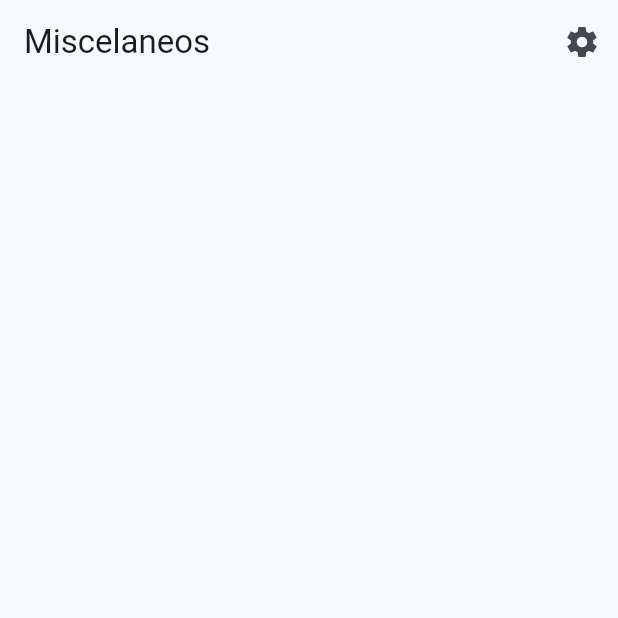
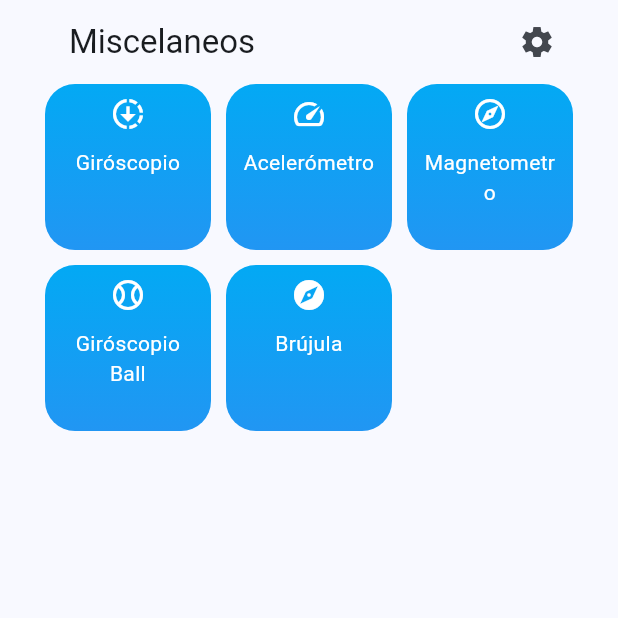
Before and after one commit to EzequielPasillasGonzalez/flutter_permissions, a Flutter app: the screen it shows after launch, on a phone screen of 412 x 824 dp, the top half of it. Run offline on Flutter 3.47's test engine with Material 3 defaults, Android fonts, the phone set to English and light mode, and no system bars; our stand-ins replace equatable, flutter_bloc, go_router, google_fonts, permission_handler.

Commit message:
feat: Agrega nuevas pantallas para sensores y actualiza el menú principal

```diff
--- a/lib/config/router/app_router.dart
+++ b/lib/config/router/app_router.dart
@@ -8,5 +8,30 @@ final router = GoRouter(
       path: '/permissions',
       builder: (context, state) => const PermissionsScreen(),
     ),
+
+    GoRoute(
+      path: '/gyroscope',
+      builder: (context, state) => const GyroscopeScreen(),
+    ),
+
+    GoRoute(
+      path: '/accelerometer',
+      builder: (context, state) => const AccelerometerScreen(),
+    ),
+
+    GoRoute(
+      path: '/magnetometer',
+      builder: (context, state) => const MagnetometerScreen(),
+    ),
+
+    GoRoute(
+      path: '/gyroscope-ball',
+      builder: (context, state) => const GyroscopeBallScreen(),
+    ),
+
+    GoRoute(
+      path: '/compass',
+      builder: (context, state) => const CompassScreen(),
+    ),
   ],
 );
--- a/lib/presentation/screens/home/home_screen.dart
+++ b/lib/presentation/screens/home/home_screen.dart
@@ -1,5 +1,6 @@
 import 'package:flutter/material.dart';
 import 'package:go_router/go_router.dart';
+import 'package:reforzamiento/presentation/widgets/widgets.dart';
 
 class HomeScreen extends StatelessWidget {
   const HomeScreen({super.key});
@@ -7,17 +8,23 @@ class HomeScreen extends StatelessWidget {
   @override
   Widget build(BuildContext context) {
     return Scaffold(
-      appBar: AppBar(
+      body: Padding(
+        padding: const EdgeInsets.symmetric(horizontal: 30),
+        child: CustomScrollView(
+          slivers: [
+            SliverAppBar(
               title: const Text('Miscelaneos'),
               actions: [
                 IconButton(
-            onPressed: () {
-              context.go('/permissions');
-            },
+                  onPressed: () => context.push('/permissions'),
                   icon: Icon(Icons.settings_sharp),
                 ),
               ],
             ),
+            const MainMenu(),
+          ],
+        ),
+      ),
     );
   }
 }
--- a/lib/presentation/screens/screens.dart
+++ b/lib/presentation/screens/screens.dart
@@ -1,3 +1,7 @@
-
 export 'home/home_screen.dart';
 export 'permissions/permissions_screen.dart';
+export 'sensors/accelerometer_screen.dart';
+export 'sensors/compass_screen.dart';
+export 'sensors/gyroscope_ball_screen.dart';
+export 'sensors/gyroscope_screen.dart';
+export 'sensors/magnetometer_screen.dart';
--- /dev/null
+++ b/lib/presentation/widgets/main_menu.dart
@@ -0,0 +1,87 @@
+import 'package:flutter/material.dart';
+import 'package:go_router/go_router.dart';
+
+class MenuItem {
+  final String title;
+  final IconData icon;
+  final String route;
+
+  MenuItem(this.title, this.icon, this.route);
+}
+
+final menuItems = <MenuItem>[
+  MenuItem('Giróscopio', Icons.downloading, '/gyroscope'),
+  MenuItem('Acelerómetro', Icons.speed, '/accelerometer'),
+  MenuItem('Magnetometro', Icons.explore_outlined, '/magnetometer'),
+  MenuItem(
+    'Giróscopio Ball',
+    Icons.sports_baseball_outlined,
+    '/gyroscope-ball',
+  ),
+  MenuItem('Brújula', Icons.explore, '/compass'),
+];
+
+class MainMenu extends StatelessWidget {
+  const MainMenu({super.key});
+
+  @override
+  Widget build(BuildContext context) {
+    return SliverGrid.count(
+      crossAxisCount: 3,
+      crossAxisSpacing: 10,
+      mainAxisSpacing: 10,
+      children: menuItems
+          .map(
+            (item) => HomeMenuItem(
+              title: item.title,
+              icon: item.icon,
+              route: item.route,
+            ),
+          )
+          .toList(),
+    );
+  }
+}
+
+class HomeMenuItem extends StatelessWidget {
+  final String title;
+  final IconData icon;
+  final String route;
+  final List<Color> bgColors;
+  const HomeMenuItem({
+    super.key,
+    required this.title,
+    required this.icon,
+    required this.route,
+    this.bgColors = const [Colors.lightBlue, Colors.blue],
+  });
+
+  @override
+  Widget build(BuildContext context) {
+    return GestureDetector(
+      onTap: () => context.push(route),
+      child: Container(
+        padding: const EdgeInsets.all(8),
+        decoration: BoxDecoration(
+          borderRadius: BorderRadius.circular(20),
+          gradient: LinearGradient(
+            colors: bgColors,
+            begin: AlignmentGeometry.topCenter,
+            end: AlignmentGeometry.bottomCenter,
+          ),
+        ),
+        child: Column(
+          spacing: 10,
+          children: [
+            Icon(icon, color: Colors.white),
+            Text(
+              title,
+              textAlign: TextAlign.center,
+              style: const TextStyle(color: Colors.white),
+            ),
+          ],
+        ),
+      ),
+    );
+  }
+}
--- /dev/null
+++ b/lib/presentation/widgets/widgets.dart
@@ -0,0 +1 @@
+export 'main_menu.dart';
```
Also changed, not shown: lib/presentation/screens/sensors/accelerometer_screen.dart (added, +13 -0 lines), lib/presentation/screens/sensors/compass_screen.dart (added, +13 -0 lines), lib/presentation/screens/sensors/gyroscope_ball_screen.dart (added, +13 -0 lines), lib/presentation/screens/sensors/gyroscope_screen.dart (added, +13 -0 lines), lib/presentation/screens/sensors/magnetometer_screen.dart (added, +13 -0 lines). Lines whose indentation alone changed are shown as unchanged.
